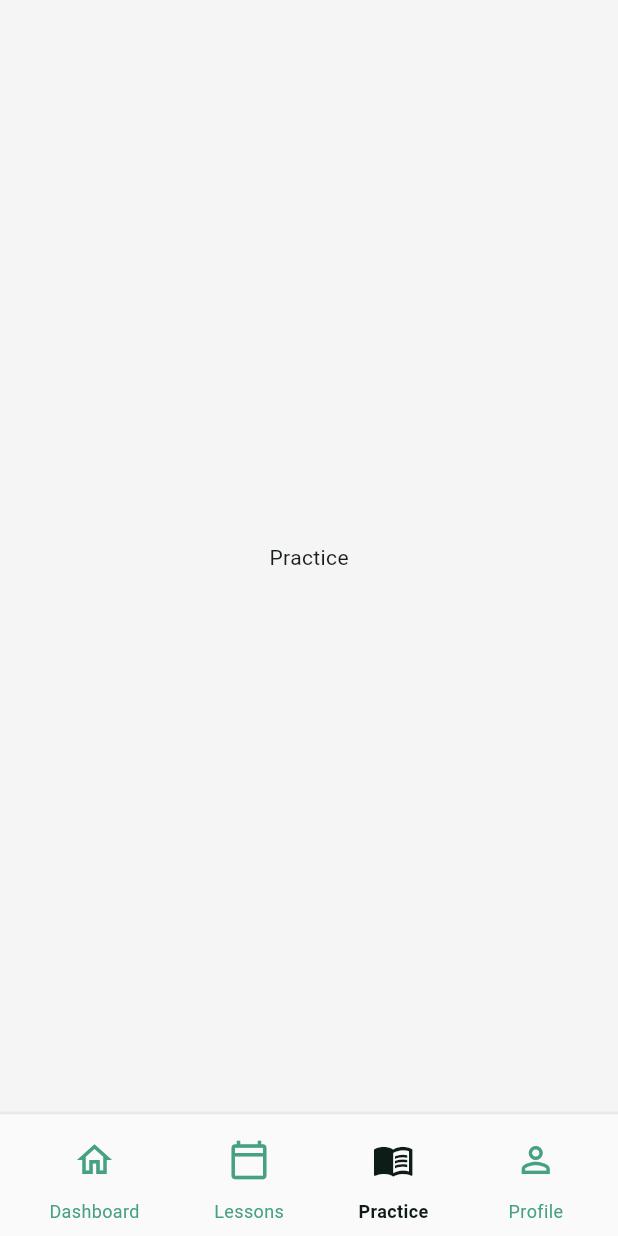
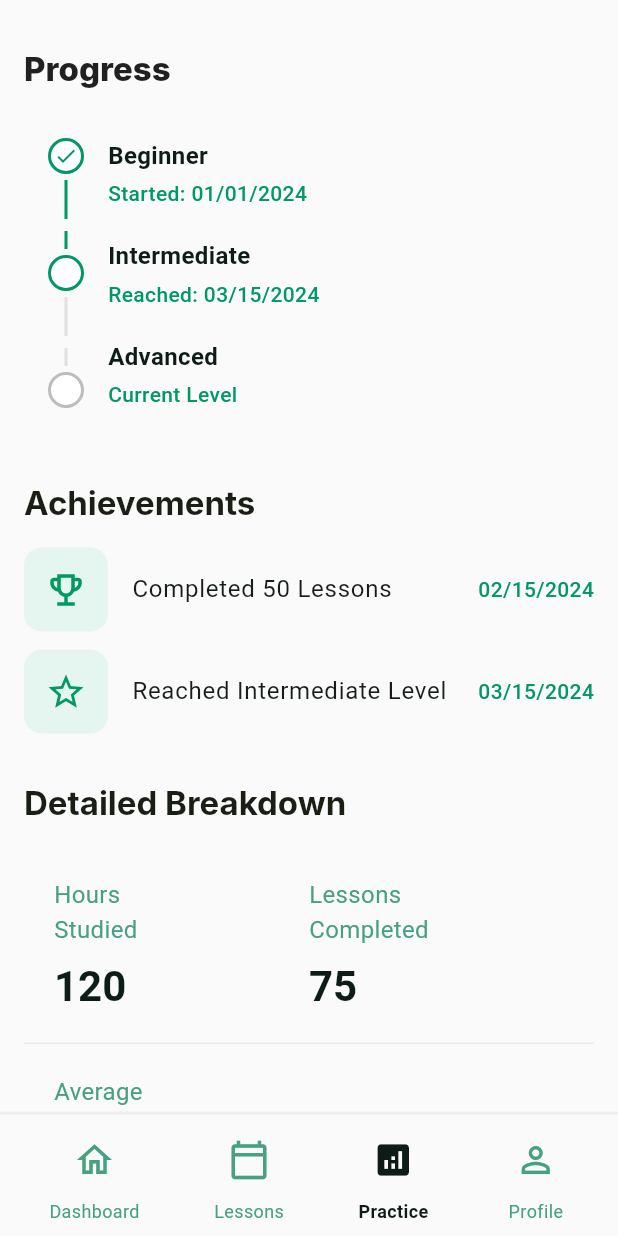
Before and after one commit to elyassir/learning-app-2, a Flutter app: the screen it shows after launch, item 3 of the bottom bar chosen, on a phone screen of 412 x 824 dp. Run offline on Flutter 3.47's test engine with Material 3 defaults, Android fonts, the light colour scheme and no system bars; Roboto replaces fonts that are missing (Inter).

Commit message:
add progress tracking features with new ProgressView, AchievementsList, DetailedBreakdown, FeedbackSection, and ProgressTimeline components; update main screen layout

```diff
--- a/lib/main.dart
+++ b/lib/main.dart
@@ -3,6 +3,7 @@ import 'package:provider/provider.dart';
 import 'themes/app_theme.dart';
 import 'providers/theme_provider.dart';
 import 'views/dashboard_view.dart';
+import 'views/progress_view.dart';
 
 void main() {
   runApp(
@@ -42,7 +43,7 @@ class _HomeScreenState extends State<HomeScreen> {
   final List<Widget> _screens = [
     DashboardView(),
     Center(child: Text('Lessons')),
-    Center(child: Text('Practice')),
+    ProgressView(),
     Center(child: Text('Profile')),
   ];
 
@@ -69,7 +70,7 @@ class _HomeScreenState extends State<HomeScreen> {
               children: [
                 _buildNavItem(0, Icons.home_outlined, Icons.home, 'Dashboard'),
                 _buildNavItem(1, Icons.calendar_today_outlined, Icons.calendar_today, 'Lessons'),
-                _buildNavItem(2, Icons.menu_book_outlined, Icons.menu_book, 'Practice'),
+                _buildNavItem(2, Icons.analytics_outlined, Icons.analytics, 'Practice'),
                 _buildNavItem(3, Icons.person_outline, Icons.person, 'Profile'),
               ],
             ),
--- a/lib/themes/app_text_styles.dart
+++ b/lib/themes/app_text_styles.dart
@@ -6,7 +6,7 @@ class AppTextStyles {
   static const titleLarge = TextStyle(
     fontSize: 22,
     fontWeight: FontWeight.w800,
-    color: AppColors.text, // <-- using centralized color
+    color: Color.fromRGBO(33, 33, 33, 1), // <-- using centralized color
     fontFamily: 'Inter', // Match font-family
   );
 
--- /dev/null
+++ b/lib/views/progress_view.dart
@@ -0,0 +1,55 @@
+import 'package:flutter/material.dart';
+import 'package:learning_english_app/themes/app_colors.dart';
+import 'widgets/progress_header.dart';
+import 'widgets/progress_timeline.dart';
+import 'widgets/achievements_list.dart';
+import 'widgets/detailed_breakdown.dart';
+import 'widgets/feedback_section.dart';
+
+class ProgressView extends StatelessWidget {
+  const ProgressView({super.key});
+
+  @override
+  Widget build(BuildContext context) {
+    final theme = Theme.of(context);
+    final textTheme = theme.textTheme;
+
+    return Scaffold(
+      backgroundColor: Colors.grey[50],
+      body: SafeArea(
+        child: SingleChildScrollView(
+          padding: const EdgeInsets.all(16),
+          child: Column(
+            crossAxisAlignment: CrossAxisAlignment.start,
+            children: [
+              const ProgressHeader(),
+              const ProgressTimeline(),
+              const SizedBox(height: 32),
+              Text(
+                'Achievements',
+                style: textTheme.titleLarge?.copyWith(
+                  fontWeight: FontWeight.bold,
+                  color: const Color(0xFF1A1F16),
+                ),
+              ),
+              const SizedBox(height: 16),
+              const AchievementsList(),
+              const SizedBox(height: 32),
+              const DetailedBreakdown(),
+              const SizedBox(height: 32),
+              Text(
+                'Teacher Feedback',
+                style: textTheme.titleLarge?.copyWith(
+                  fontWeight: FontWeight.bold,
+                  color: const Color(0xFF1A1F16),
+                ),
+              ),
+              const SizedBox(height: 16),
+              const FeedbackSection(),
+            ],
+          ),
+        ),
+      ),
+    );
+  }
+}
--- /dev/null
+++ b/lib/views/widgets/achievements_list.dart
@@ -0,0 +1,81 @@
+import 'package:flutter/material.dart';
+import 'package:learning_english_app/themes/app_colors.dart';
+
+class AchievementsList extends StatelessWidget {
+  const AchievementsList({super.key});
+
+  @override
+  Widget build(BuildContext context) {
+    final textTheme = Theme.of(context).textTheme;
+
+    return Column(
+      children: const [
+        _AchievementItem(
+          icon: Icons.emoji_events_outlined,
+          text: 'Completed 50 Lessons',
+          date: '02/15/2024',
+        ),
+        SizedBox(height: 12),
+        _AchievementItem(
+          icon: Icons.star_outline,
+          text: 'Reached Intermediate Level',
+          date: '03/15/2024',
+        ),
+      ],
+    );
+  }
+}
+
+class _AchievementItem extends StatelessWidget {
+  final IconData icon;
+  final String text;
+  final String date;
+
+  const _AchievementItem({
+    required this.icon,
+    required this.text,
+    required this.date,
+  });
+
+  String truncateWithEllipsis(int cutoff, String myText) {
+    return (myText.length <= cutoff)
+        ? myText
+        : '${myText.substring(0, cutoff)}...';
+  }
+
+  @override
+  Widget build(BuildContext context) {
+    final textTheme = Theme.of(context).textTheme;
+
+    return Row(
+      children: [
+        Container(
+          width: 56,
+          height: 56,
+          decoration: BoxDecoration(
+            color: const Color(0xFFE5F5F0),
+            borderRadius: BorderRadius.circular(12),
+          ),
+          child: Icon(icon, color: AppColors.primary, size: 28),
+        ),
+        const SizedBox(width: 16),
+        Expanded(
+          child: Text(
+            text,
+            style: textTheme.bodyLarge,
+            maxLines: 1,
+            overflow: TextOverflow.ellipsis,
+          ),
+        ),
+        const SizedBox(width: 16),
+        Text(
+          date,
+          style: TextStyle(
+            color: AppColors.primary,
+            fontWeight: FontWeight.w500,
+          ),
+        ),
+      ],
+    );
+  }
+}
--- /dev/null
+++ b/lib/views/widgets/detailed_breakdown.dart
@@ -0,0 +1,123 @@
+// First, create a new file for the detailed breakdown component:
+// filepath: /home/yel/Desktop/learning_english_app/lib/views/widgets/detailed_breakdown.dart
+
+import 'package:flutter/material.dart';
+import 'package:learning_english_app/themes/app_colors.dart';
+
+class DetailedBreakdown extends StatelessWidget {
+  const DetailedBreakdown({super.key});
+
+  @override
+  Widget build(BuildContext context) {
+    return Column(
+      crossAxisAlignment: CrossAxisAlignment.start,
+      children: [
+        Text(
+          'Detailed Breakdown',
+          style: Theme.of(context).textTheme.titleLarge?.copyWith(
+            fontWeight: FontWeight.bold,
+            color: const Color(0xFF1A1F16),
+          ),
+        ),
+        const SizedBox(height: 16),
+
+        Column(
+          children: [
+            // First row
+            Padding(
+              padding: const EdgeInsets.all(20),
+              child: Row(
+                children: [
+                  // Hours studied
+                  Expanded(
+                    child: Column(
+                      crossAxisAlignment: CrossAxisAlignment.start,
+                      children: [
+                        const Text(
+                          'Hours\nStudied',
+                          style: TextStyle(
+                            fontSize: 16,
+                            color: Color(0xFF45A180),
+                          ),
+                        ),
+                        const SizedBox(height: 8),
+                        Text(
+                          '120',
+                          style: Theme.of(context).textTheme.headlineMedium?.copyWith(
+                            fontWeight: FontWeight.bold,
+                            color: const Color(0xFF0D1C17),
+                          ),
+                        ),
+                      ],
+                    ),
+                  ),
+
+                  // Lessons completed
+                  Expanded(
+                    child: Column(
+                      crossAxisAlignment: CrossAxisAlignment.start,
+                      children: [
+                        const Text(
+                          'Lessons\nCompleted',
+                          style: TextStyle(
+                            fontSize: 16,
+                            color: Color(0xFF45A180),
+                          ),
+                        ),
+                        const SizedBox(height: 8),
+                        Text(
+                          '75',
+                          style: Theme.of(context).textTheme.headlineMedium?.copyWith(
+                            fontWeight: FontWeight.bold,
+                            color: const Color(0xFF0D1C17),
+                          ),
+                        ),
+                      ],
+                    ),
+                  ),
+                ],
+              ),
+            ),
+
+            const Divider(height: 1, thickness: 1, color: Color(0xFFEAEAEA)),
+
+            // Second row
+            Padding(
+              padding: const EdgeInsets.all(20),
+              child: Row(
+                children: [
+                  // Average accuracy
+                  Expanded(
+                    child: Column(
+                      crossAxisAlignment: CrossAxisAlignment.start,
+                      children: [
+                        const Text(
+                          'Average\nAccuracy',
+                          style: TextStyle(
+                            fontSize: 16,
+                            color: Color(0xFF45A180),
+                          ),
+                        ),
+                        const SizedBox(height: 8),
+                        Text(
+                          '88%',
+                          style: Theme.of(context).textTheme.headlineMedium?.copyWith(
+                            fontWeight: FontWeight.bold,
+                            color: const Color(0xFF0D1C17),
+                          ),
+                        ),
+                      ],
+                    ),
+                  ),
+
+                  // Empty space for alignment
+                  const Spacer(),
+                ],
+              ),
+            ),
+          ],
+        ),
+      ],
+    );
+  }
+}
--- /dev/null
+++ b/lib/views/widgets/feedback_section.dart
@@ -0,0 +1,74 @@
+import 'package:flutter/material.dart';
+
+class FeedbackSection extends StatelessWidget {
+  const FeedbackSection({super.key});
+
+  @override
+  Widget build(BuildContext context) {
+    return Column(
+      children: const [
+        _FeedbackTile(
+          date: '03/01/2024',
+          feedback:
+              'Great progress in pronunciation! Focus on expanding your vocabulary.',
+          expanded: true,
+        ),
+        _FeedbackTile(
+          date: '02/01/2024',
+          feedback:
+              'You\'re doing well with conversation practice. Keep working on your listening skills and try to practice more speaking with native speakers.',
+        ),
+      ],
+    );
+  }
+}
+
+class _FeedbackTile extends StatelessWidget {
+  final String date;
+  final String feedback;
+  final bool expanded;
+
+  const _FeedbackTile({
+    required this.date,
+    required this.feedback,
+    this.expanded = false,
+  });
+
+  @override
+  Widget build(BuildContext context) {
+    final theme = Theme.of(context);
+    final textTheme = theme.textTheme;
+
+    return Container(
+      margin: const EdgeInsets.only(bottom: 16),
+      decoration: BoxDecoration(
+        border: Border.all(color: Colors.grey[300]!),
+        borderRadius: BorderRadius.circular(12),
+      ),
+      child: Theme(
+        data: Theme.of(context).copyWith(dividerColor: Colors.transparent),
+        child: ExpansionTile(
+          initiallyExpanded: expanded,
+          tilePadding: const EdgeInsets.symmetric(horizontal: 20, vertical: 8),
+          expandedAlignment: Alignment.topLeft,
+          childrenPadding: const EdgeInsets.fromLTRB(20, 0, 20, 16),
+          title: Text(
+            'Feedback from $date',
+            style: textTheme.titleMedium!.copyWith(
+              fontWeight: FontWeight.w500,
+            ),
+          ),
+          iconColor: Colors.black,
+          children: [
+            Text(
+              feedback,
+              style: textTheme.bodyLarge!.copyWith(
+                color: const Color(0xFF45A180),
+              ),
+            ),
+          ],
+        ),
+      ),
+    );
+  }
+}
--- /dev/null
+++ b/lib/views/widgets/progress_header.dart
@@ -0,0 +1,17 @@
+import 'package:flutter/material.dart';
+
+class ProgressHeader extends StatelessWidget {
+  const ProgressHeader({super.key});
+
+  @override
+  Widget build(BuildContext context) {
+    final textTheme = Theme.of(context).textTheme;
+    return Padding(
+      padding: const EdgeInsets.symmetric(vertical: 16),
+      child: Text(
+        'Progress',
+        style: textTheme.titleLarge,
+      ),
+    );
+  }
+}
--- /dev/null
+++ b/lib/views/widgets/progress_timeline.dart
@@ -0,0 +1,103 @@
+import 'package:flutter/material.dart';
+import 'package:learning_english_app/themes/app_colors.dart';
+
+class ProgressTimeline extends StatelessWidget {
+  const ProgressTimeline({super.key});
+
+  Widget _buildCircle({bool completed = false, Color? borderColor}) {
+    return Container(
+      width: 24,
+      height: 24,
+      decoration: BoxDecoration(
+        shape: BoxShape.circle,
+        border: Border.all(color: borderColor ?? AppColors.primary, width: 2),
+        color: Colors.white,
+      ),
+      child: completed
+          ? const Icon(Icons.check, size: 16, color: AppColors.primary)
+          : null,
+    );
+  }
+
+  Widget _buildLine({Color? color, double height = 26}) {
+    return Container(
+      margin: const EdgeInsets.symmetric(vertical: 4),
+      width: 2,
+      height: height,
+      color: color,
+    );
+  }
+
+  @override
+  Widget build(BuildContext context) {
+    return Padding(
+      padding: const EdgeInsets.all(16),
+      child: IntrinsicHeight(
+        child: Row(
+          crossAxisAlignment: CrossAxisAlignment.start,
+          children: [
+            Column(
+              children: [
+                _buildCircle(completed: true),
+                _buildLine(color: AppColors.primary),
+                _buildLine(color: AppColors.primary, height: 12),
+                _buildCircle(borderColor: AppColors.primary),
+                _buildLine(color: Colors.grey[300]),
+                _buildLine(color: Colors.grey[300], height: 12),
+                _buildCircle(borderColor: Colors.grey[400]),
+              ],
+            ),
+            const SizedBox(width: 16),
+            const Expanded(child: _ProgressTextColumn()),
+          ],
+        ),
+      ),
+    );
+  }
+}
+
+class _ProgressTextColumn extends StatelessWidget {
+  const _ProgressTextColumn();
+
+  @override
+  Widget build(BuildContext context) {
+    return Column(
+      crossAxisAlignment: CrossAxisAlignment.start,
+      children: const [
+        _LevelText(title: 'Beginner', date: 'Started: 01/01/2024'),
+        SizedBox(height: 20),
+        _LevelText(title: 'Intermediate', date: 'Reached: 03/15/2024'),
+        SizedBox(height: 20),
+        _LevelText(title: 'Advanced', date: 'Current Level'),
+      ],
+    );
+  }
+}
+
+class _LevelText extends StatelessWidget {
+  final String title;
+  final String date;
+
+  const _LevelText({required this.title, required this.date});
+
+  @override
+  Widget build(BuildContext context) {
+    return Column(
+      crossAxisAlignment: CrossAxisAlignment.start,
+      children: [
+        Text(title,
+            style: const TextStyle(
+                fontSize: 16,
+                fontWeight: FontWeight.w600,
+                color: Color(0xFF0D1C17))),
+        const SizedBox(height: 4),
+        Text(date,
+            style: TextStyle(
+              fontSize: 14,
+              color: AppColors.primary,
+              fontWeight: FontWeight.w500,
+            )),
+      ],
+    );
+  }
+}
```
Also changed, not shown: assets/icon-progress.png (added).
